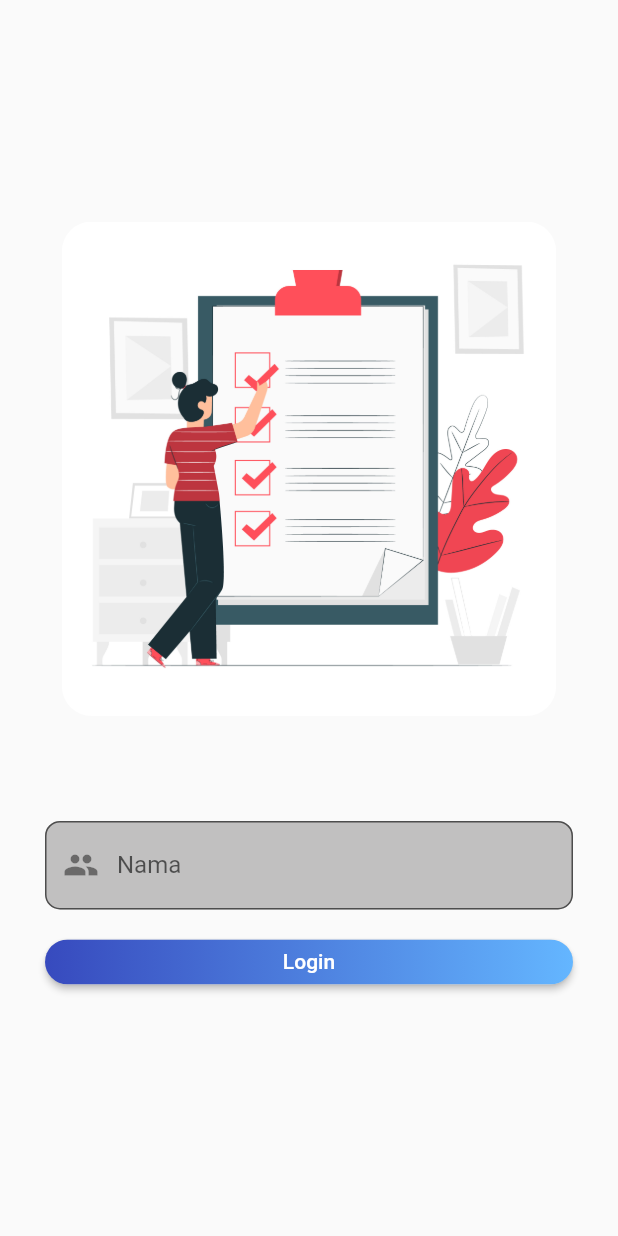
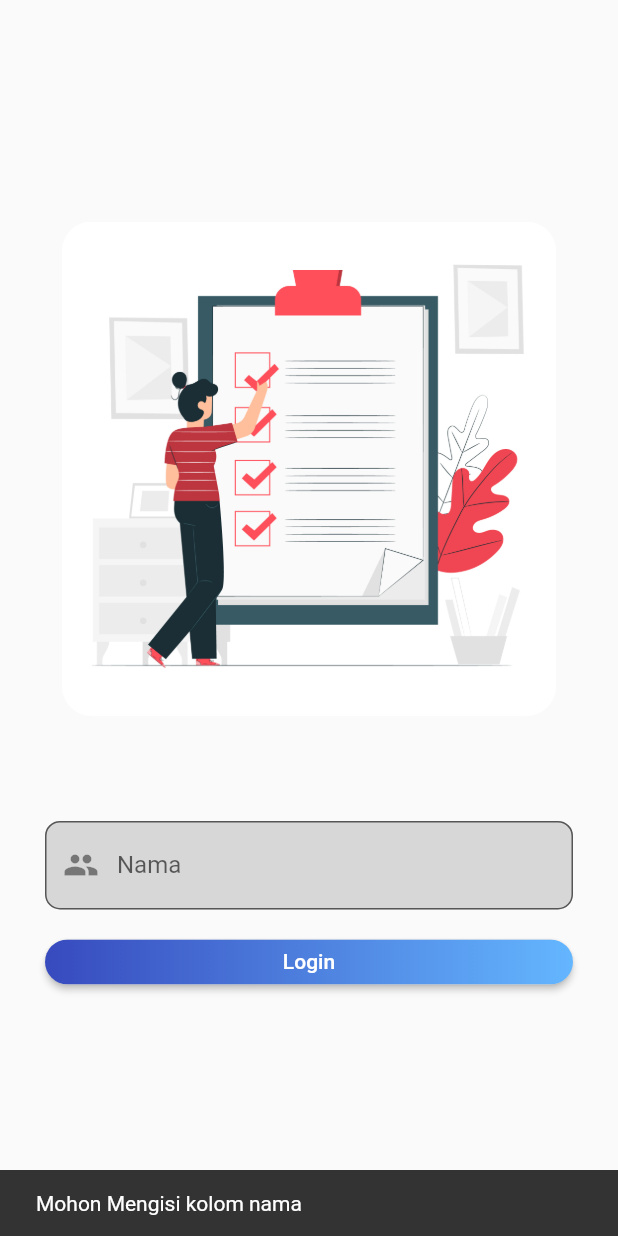
Before and after one commit to izzudin26/flutter-todo, a Flutter app: the screen it shows after launch, after a tap on "Login", on a phone screen of 412 x 824 dp. Run offline on Flutter 3.47's test engine with Material 2 defaults, Android fonts, the phone set to English and light mode, and no system bars; our stand-ins replace flutter_datetime_picker, localstorage; missing offline and left inert: flutter_unicons.

Commit message:
fixing namestate in provider and view

```diff
--- a/lib/views/Login.dart
+++ b/lib/views/Login.dart
@@ -1,13 +1,15 @@
 import 'package:flutter/material.dart';
 import 'package:provider/provider.dart';
 import 'package:todolist/Provider/TodoProvider.dart';
+import 'package:todolist/Provider/UserProvider.dart';
 
 class Login extends StatelessWidget {
+
   @override
   Widget build(BuildContext context) {
     Size size = MediaQuery.of(context).size;
     return ChangeNotifierProvider(
-        create: (context) => TodoProvider(),
+        create: (context) => UserProvider(),
         child: Scaffold(
           body: Container(
             padding: EdgeInsets.all(10),
@@ -25,13 +27,18 @@ class Login extends StatelessWidget {
                       padding: EdgeInsets.all(20),
                       child: Column(
                         children: [
-                          Consumer<TodoProvider>(
-                              builder: (context, todoprov, _) => TextField(
+                          Consumer<UserProvider>(
+                              builder: (context, userprovider, _){
+                                return TextField(
                                     controller: TextEditingController(
-                                        text: todoprov.fullName),
+                                        text: userprovider.username),
+                                    onChanged: (value){
+                                      userprovider.username = value;
+                                    },
                                     decoration: InputDecoration(
                                         filled: true,
-                                      fillColor: Color.fromRGBO(193, 192, 192, 200),
+                                        fillColor:
+                                            Color.fromRGBO(216, 215, 215, 200),
                                         labelText: "Nama",
                                         prefixIcon: Icon(Icons.people),
                                         border: OutlineInputBorder(
@@ -40,8 +47,10 @@ class Login extends StatelessWidget {
                                             borderSide: BorderSide(
                                               color: Colors.blueAccent,
                                             ))),
-                                  )),
-                          Container(margin: EdgeInsets.only(top: 20),child: btnSubmit())
+                                  );}),
+                          Container(
+                              margin: EdgeInsets.only(top: 20),
+                              child: btnSubmit())
                         ],
                       ),
                     ),
@@ -53,11 +62,25 @@ class Login extends StatelessWidget {
         ));
   }
 
+  void showsnackbar(BuildContext context, String message){
+    final snackbar = SnackBar(content: Text(message), duration: Duration(seconds: 3),);
+    Scaffold.of(context).showSnackBar(snackbar);
+  }
+
   Widget btnSubmit() {
-    return Container(
+    return Consumer<UserProvider>(
+      builder:(context, userprov, _) => Container(
         height: 30.0,
         child: RaisedButton(
-        onPressed: () {},
+          onPressed: () {
+            final provideruser = Provider.of<UserProvider>(context, listen: false);
+            if(userprov.username == null || userprov.username == ""){
+              showsnackbar(context, "Mohon Mengisi kolom nama");
+            }else{
+              provideruser.setUsername();
+              Navigator.of(context).pushReplacementNamed("MainNavigator");
+            }
+          },
           shape:
               RoundedRectangleBorder(borderRadius: BorderRadius.circular(80.0)),
           padding: EdgeInsets.all(0.0),
@@ -79,6 +102,7 @@ class Login extends StatelessWidget {
             ),
           ),
         ),
+      ),
     );
   }
 }
```
Lines whose indentation alone changed are shown as unchanged.
